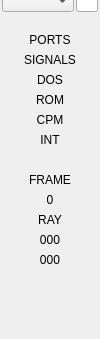
The window that ui/dbgwidgets/form_misc.ui (Loccy/xpeccy-plus) describes before a commit, drawn with Qt 5; both pictures show x 0 to 100 and y 172 to 511 of the 100 by 511 pixel window.
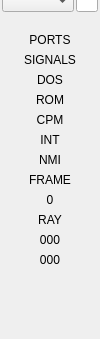
The same window after the commit. Custom widgets are drawn as their Qt base class.

Commit message: debugger: where an INT goes moves into the tip of INT, the line under it goes; NMI is a signal of its own, lit when the next step takes an NMI, and INT only for an INT

Patch:
```diff
--- a/ui/dbgwidgets/form_misc.ui
+++ b/ui/dbgwidgets/form_misc.ui
@@ -207,7 +207,7 @@
       <bool>true</bool>
      </property>
      <property name="text">
-      <string notr="true"/>
+      <string>NMI</string>
      </property>
      <property name="alignment">
       <set>Qt::AlignCenter</set>
```
Left out of the diff: 2 changed lines with no effect on the pictures. The commit also changes 1 other file.
